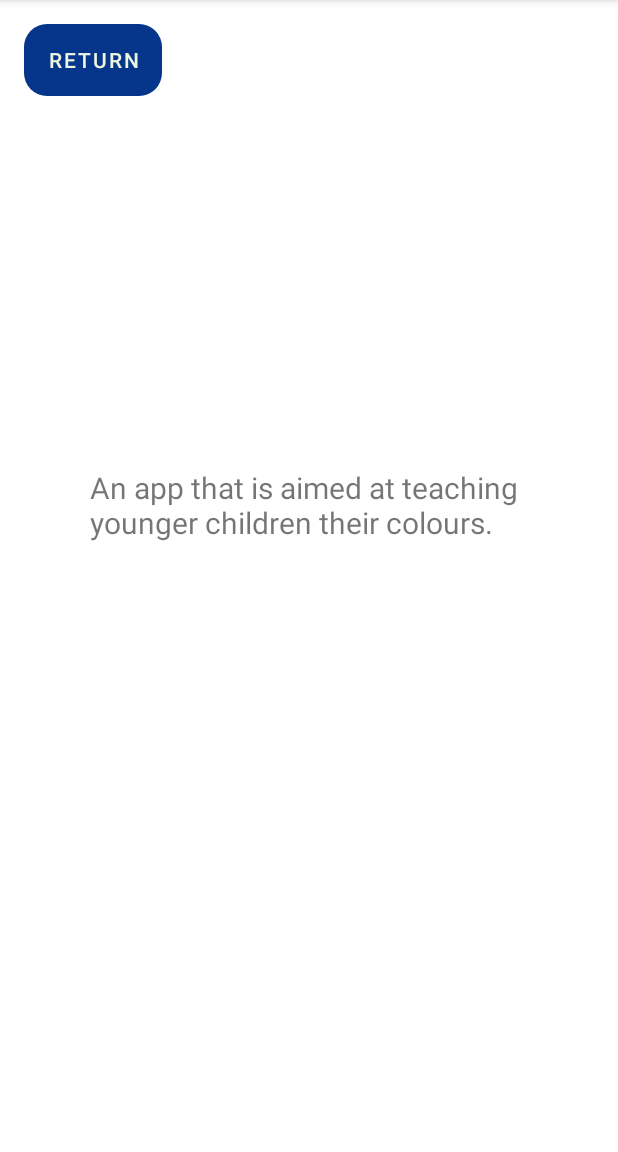
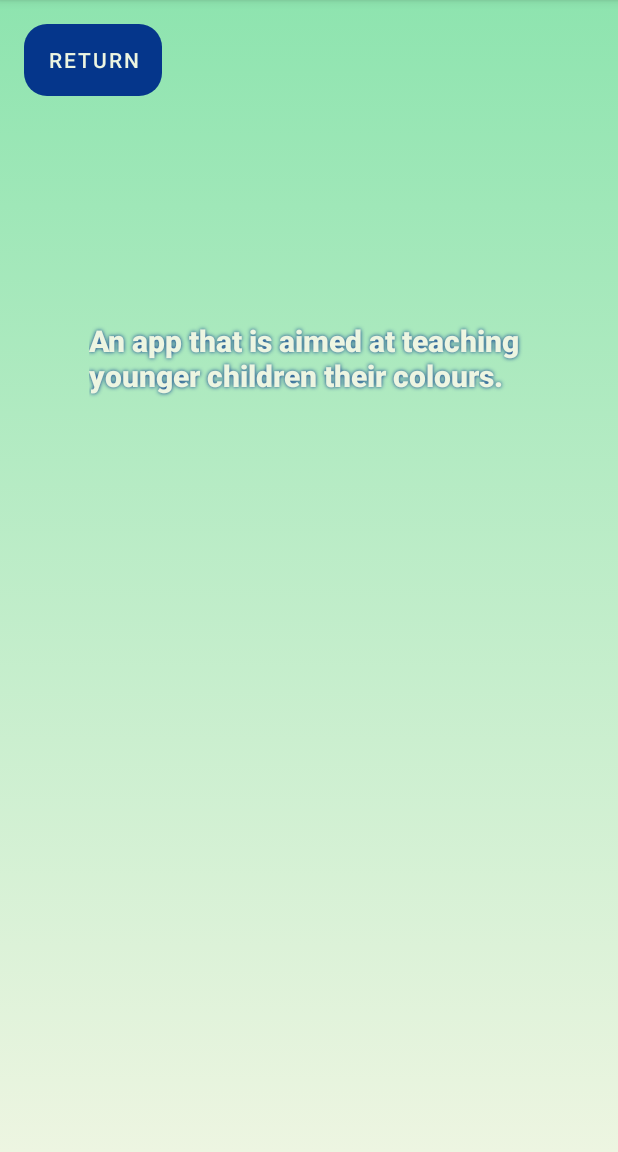
Before and after one commit to Laptop-Salad/ColorGuess, an Android app: the aboutActivity screen opened directly, with no data from a screen before it, on a phone screen of 412 x 824 dp, the part 84-1236 px from its top. Run offline under Robolectric (Android 15) with nearby library versions, the phone set to English and light mode, and no system bars.

Commit message:
background colour gradient

```diff
--- /dev/null
+++ b/app/src/main/res/drawable/background.xml
@@ -0,0 +1,12 @@
+<?xml version="1.0" encoding="utf-8"?>
+<selector xmlns:android="http://schemas.android.com/apk/res/android">
+    <item>
+        <shape>
+            <gradient
+                android:angle="90"
+                android:startColor="@color/white_200"
+                android:endColor="@color/light_mint"
+                android:type="linear" />
+        </shape>
+    </item>
+</selector>
--- a/app/src/main/res/layout/activity_about.xml
+++ b/app/src/main/res/layout/activity_about.xml
@@ -4,6 +4,7 @@
     xmlns:tools="http://schemas.android.com/tools"
     android:layout_width="match_parent"
     android:layout_height="match_parent"
+    android:background="@drawable/background"
     tools:context=".aboutActivity">
 
     <Button
@@ -23,10 +24,16 @@
         android:id="@+id/textView4"
         android:layout_width="292dp"
         android:layout_height="146dp"
+        android:fontFamily="sans-serif-black"
+        android:shadowColor="@color/dark_blue"
+        android:shadowRadius="3.0"
         android:text="@string/aboutDesc"
+        android:textColor="@color/white_200"
         android:textSize="20sp"
         app:layout_constraintBottom_toBottomOf="parent"
         app:layout_constraintEnd_toEndOf="parent"
+        app:layout_constraintHorizontal_bias="0.495"
         app:layout_constraintStart_toStartOf="parent"
-        app:layout_constraintTop_toTopOf="parent" />
+        app:layout_constraintTop_toTopOf="parent"
+        app:layout_constraintVertical_bias="0.343" />
 </androidx.constraintlayout.widget.ConstraintLayout>
--- a/app/src/main/res/layout/activity_learn.xml
+++ b/app/src/main/res/layout/activity_learn.xml
@@ -4,6 +4,7 @@
     xmlns:tools="http://schemas.android.com/tools"
     android:layout_width="match_parent"
     android:layout_height="match_parent"
+    android:background="@drawable/background"
     tools:context=".learnActivity">
 
     <ImageView
@@ -23,7 +24,12 @@
         android:layout_width="wrap_content"
         android:layout_height="wrap_content"
         android:layout_marginTop="12dp"
+        android:fontFamily="sans-serif-black"
         android:text="@string/none"
+        android:textColor="@color/white_200"
+        android:shadowColor="@color/dark_blue"
+        android:shadowRadius="3.0"
+        android:textSize="18sp"
         app:layout_constraintEnd_toEndOf="parent"
         app:layout_constraintHorizontal_bias="0.498"
         app:layout_constraintStart_toStartOf="parent"
--- a/app/src/main/res/layout/activity_main.xml
+++ b/app/src/main/res/layout/activity_main.xml
@@ -4,14 +4,19 @@
     xmlns:tools="http://schemas.android.com/tools"
     android:layout_width="match_parent"
     android:layout_height="match_parent"
+    android:background="@drawable/background"
     tools:context=".MainActivity">
 
     <TextView
         android:id="@+id/textView"
         android:layout_width="wrap_content"
         android:layout_height="wrap_content"
+        android:fontFamily="sans-serif-black"
         android:text="@string/colour_guess"
+        android:textColor="@color/white_200"
         android:textSize="32sp"
+        android:shadowColor="@color/dark_blue"
+        android:shadowRadius="10"
         app:layout_constraintBottom_toBottomOf="parent"
         app:layout_constraintHorizontal_bias="0.498"
         app:layout_constraintLeft_toLeftOf="parent"
--- a/app/src/main/res/layout/activity_play.xml
+++ b/app/src/main/res/layout/activity_play.xml
@@ -4,6 +4,7 @@
     xmlns:tools="http://schemas.android.com/tools"
     android:layout_width="match_parent"
     android:layout_height="match_parent"
+    android:background="@drawable/background"
     tools:context=".playActivity">
 
     <ImageView
@@ -24,8 +25,12 @@
         android:layout_height="wrap_content"
         android:layout_marginTop="16dp"
         android:ems="10"
+        android:fontFamily="sans-serif-black"
         android:hint="@string/what_colour_is_this"
         android:importantForAutofill="no"
+        android:textColor="@color/white_200"
+        android:shadowColor="@color/dark_blue"
+        android:shadowRadius="3.0"
         android:inputType="textPersonName"
         android:text="@string/what_colour_is_this"
         app:layout_constraintEnd_toEndOf="parent"
--- a/app/src/main/res/layout/activity_score.xml
+++ b/app/src/main/res/layout/activity_score.xml
@@ -4,6 +4,7 @@
     xmlns:tools="http://schemas.android.com/tools"
     android:layout_width="match_parent"
     android:layout_height="match_parent"
+    android:background="@drawable/background"
     tools:context=".ScoreActivity">
 
     <Button
@@ -24,7 +25,11 @@
         android:layout_width="wrap_content"
         android:layout_height="wrap_content"
         android:layout_marginTop="30dp"
+        android:fontFamily="sans-serif-black"
+        android:shadowColor="@color/dark_blue"
+        android:shadowRadius="3.0"
         android:text="@string/score_test"
+        android:textColor="@color/white_200"
         app:layout_constraintEnd_toEndOf="parent"
         app:layout_constraintStart_toStartOf="parent"
         app:layout_constraintTop_toTopOf="parent" />
--- a/app/src/main/res/values/colors.xml
+++ b/app/src/main/res/values/colors.xml
@@ -9,4 +9,6 @@
     <color name="white">#FFFFFFFF</color>
     <color name="dark_blue">#05368B</color>
     <color name="white_200">#EDF5E1</color>
+    <color name="fresh_mint">#5CDB95</color>
+    <color name="light_mint">#8EE4AF</color>
 </resources>
```
